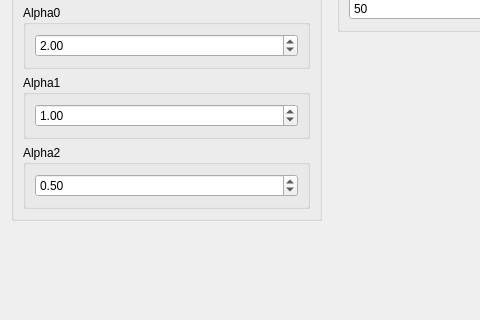
This is source/modules/tgv3/TGV3Widget.ui in josefkoller/ambient_image_processor as Qt 5 draws it before an edit; both pictures show x 0 to 480 and y 175 to 495 of the 650 by 495 pixel window. The edited form follows.
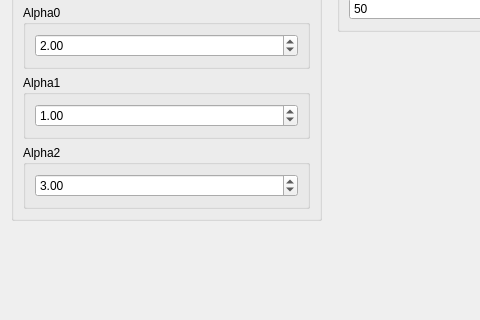
This is the edited form.

The edit to the form file:
```diff
--- a/source/modules/tgv3/TGV3Widget.ui
+++ b/source/modules/tgv3/TGV3Widget.ui
@@ -114,7 +114,7 @@
          <item>
           <widget class="QDoubleSpinBox" name="alpha2_spinbox">
            <property name="value">
-            <double>0.500000000000000</double>
+            <double>3.000000000000000</double>
            </property>
           </widget>
          </item>
```
